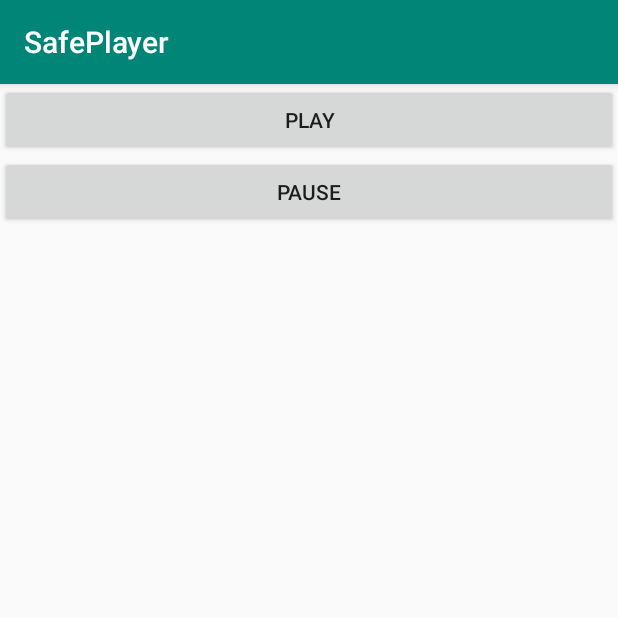
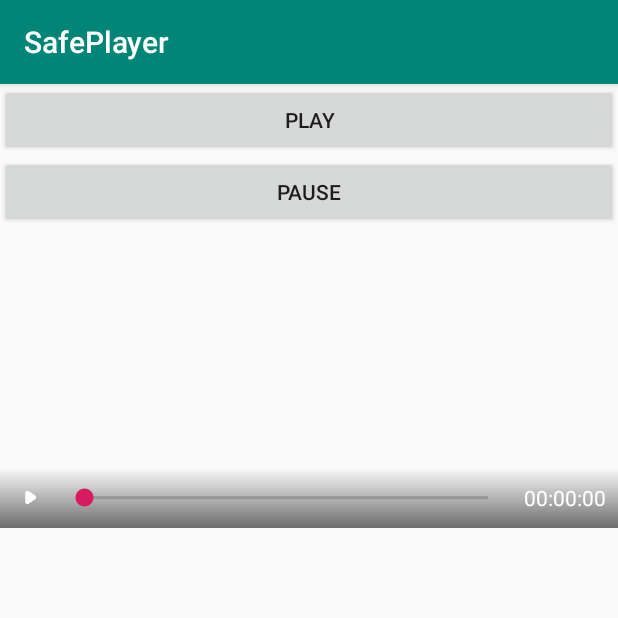
Before and after one commit to RodZhang/PlayerWrapper, an Android app: the screen it shows after launch (MainActivity), on a phone screen of 412 x 824 dp, the top half of it. Run offline under Robolectric (Android 15) with nearby library versions, the phone set to English and light mode, and no system bars.

Commit message:
implement UI

```diff
--- a/app/src/main/AndroidManifest.xml
+++ b/app/src/main/AndroidManifest.xml
@@ -13,7 +13,8 @@
         android:roundIcon="@mipmap/ic_launcher_round"
         android:supportsRtl="true"
         android:theme="@style/AppTheme">
-        <activity android:name=".MainActivity">
+        <activity android:name=".MainActivity"
+            android:screenOrientation="portrait">
             <intent-filter>
                 <action android:name="android.intent.action.MAIN" />
                 <category android:name="android.intent.category.LAUNCHER" />
--- /dev/null
+++ b/app/src/main/res/drawable/bg_control_bar.xml
@@ -0,0 +1,9 @@
+<?xml version="1.0" encoding="utf-8"?>
+<shape xmlns:android="http://schemas.android.com/apk/res/android"
+    android:shape="rectangle">
+
+    <gradient
+        android:angle="270"
+        android:endColor="#90000000"
+        android:startColor="#00000000" />
+</shape>
--- a/app/src/main/res/layout/activity_main.xml
+++ b/app/src/main/res/layout/activity_main.xml
@@ -8,17 +8,32 @@
         android:id="@+id/btn_play"
         android:layout_width="match_parent"
         android:layout_height="wrap_content"
-        android:text="play"/>
+        android:text="play" />
 
     <Button
         android:id="@+id/btn_pause"
         android:layout_width="match_parent"
         android:layout_height="wrap_content"
-        android:text="pause"/>
+        android:text="pause" />
 
     <FrameLayout
         android:id="@+id/video_container"
         android:layout_width="match_parent"
-        android:layout_height="200dp"/>
+        android:layout_height="200dp">
+
+        <ProgressBar
+            android:id="@+id/loading_view"
+            style="@style/Widget.AppCompat.ProgressBar"
+            android:layout_width="wrap_content"
+            android:layout_height="wrap_content"
+            android:layout_gravity="center"
+            android:visibility="gone" />
+
+        <include
+            layout="@layout/media_control_bar"
+            android:layout_width="match_parent"
+            android:layout_height="wrap_content"
+            android:layout_gravity="bottom" />
+    </FrameLayout>
 
 </LinearLayout>
--- /dev/null
+++ b/app/src/main/res/layout/media_control_bar.xml
@@ -0,0 +1,30 @@
+<?xml version="1.0" encoding="utf-8"?>
+<LinearLayout xmlns:android="http://schemas.android.com/apk/res/android"
+    android:layout_width="match_parent"
+    android:layout_height="wrap_content"
+    android:background="@drawable/bg_control_bar"
+    android:gravity="center_vertical"
+    android:orientation="horizontal">
+
+    <ImageView
+        android:id="@+id/play_btn"
+        android:layout_width="wrap_content"
+        android:layout_height="wrap_content"
+        android:padding="12dp"
+        android:src="@mipmap/ic_play" />
+
+    <androidx.appcompat.widget.AppCompatSeekBar
+        android:id="@+id/seek_bar"
+        android:layout_width="0dp"
+        android:layout_height="wrap_content"
+        android:layout_weight="1" />
+
+    <TextView
+        android:id="@+id/duration"
+        android:layout_width="wrap_content"
+        android:layout_height="wrap_content"
+        android:layout_marginLeft="8dp"
+        android:layout_marginRight="8dp"
+        android:text="00:00:00"
+        android:textColor="@android:color/white" />
+</LinearLayout>
--- a/library/src/main/java/com/rod/BasePlayer.java
+++ b/library/src/main/java/com/rod/BasePlayer.java
@@ -92,9 +92,9 @@ public abstract class BasePlayer implements PlayerUserInterface, PlayerOperation
         }
     }
 
-    protected void dispatchOnProgressChanged(int curPos, int totalPos) {
+    protected void dispatchOnProgressChanged(int curPos, int bufferedPercent, int totalPos) {
         for (OnProgressChangeListener listener : mProgressListenerList) {
-            listener.onProgressChange(curPos, totalPos);
+            listener.onProgressChange(curPos, bufferedPercent, totalPos);
         }
     }
 }
--- a/library/src/main/java/com/rod/PlayerUserInterface.java
+++ b/library/src/main/java/com/rod/PlayerUserInterface.java
@@ -33,4 +33,10 @@ public interface PlayerUserInterface {
     void pause();
 
     void release();
+
+    boolean isPlaying();
+
+    void onStartSeek();
+
+    void onEndSeek(int progress);
 }
--- a/library/src/main/java/com/rod/listener/OnProgressChangeListener.java
+++ b/library/src/main/java/com/rod/listener/OnProgressChangeListener.java
@@ -6,5 +6,5 @@ package com.rod.listener;
  */
 public interface OnProgressChangeListener {
 
-    void onProgressChange(int curPos, int totalDuration);
+    void onProgressChange(int curPos, int bufferedPercent, int totalDuration);
 }
--- a/library/src/main/java/com/rod/state/BaseState.java
+++ b/library/src/main/java/com/rod/state/BaseState.java
@@ -34,4 +34,9 @@ class BaseState implements State {
     public void release(StateContext stateContext) {
         stateContext.callPlayerRelease();
     }
+
+    @Override
+    public void seekTo(StateContext stateContext, int targetProgress) {
+        stateContext.callPlayerSeekTo(targetProgress);
+    }
 }
--- a/library/src/main/java/com/rod/state/PreparedState.java
+++ b/library/src/main/java/com/rod/state/PreparedState.java
@@ -6,7 +6,7 @@ import androidx.annotation.NonNull;
  * @author Rod
  * @date 2020/3/28
  */
-class PreparedState extends BaseState {
+public class PreparedState extends BaseState {
     @Override
     public void setSource(StateContext stateContext, String url) {
     }
--- a/library/src/main/java/com/rod/state/State.java
+++ b/library/src/main/java/com/rod/state/State.java
@@ -16,4 +16,6 @@ public interface State {
     void pause(StateContext stateContext);
 
     void release(StateContext stateContext);
+
+    void seekTo(StateContext stateContext, int targetProgress);
 }
--- a/library/src/main/java/com/rod/videohost/BaseVideoHost.java
+++ b/library/src/main/java/com/rod/videohost/BaseVideoHost.java
@@ -1,8 +1,9 @@
 package com.rod.videohost;
 
-import androidx.annotation.NonNull;
 import android.view.View;
 import android.view.ViewGroup;
+
+import androidx.annotation.NonNull;
 
 import com.rod.Utils;
 
@@ -19,7 +20,7 @@ public abstract class BaseVideoHost implements VideoHost {
             return;
         }
         Utils.removeFromParent(videoHost);
-        container.addView(videoHost);
+        container.addView(videoHost, 0);
 
         ViewGroup.LayoutParams layoutParams = videoHost.getLayoutParams();
         layoutParams.width = ViewGroup.LayoutParams.MATCH_PARENT;
```
Also changed, not shown: app/src/main/java/com/rod/playerwrapper/MainActivity.kt (+76 -8 lines), library/src/main/java/com/rod/command/SeekTo.java (added, +26 -0 lines), library/src/main/java/com/rod/mediaplayerwrapper/SafeMediaPlayer.java (+48 -1 lines), library/src/main/java/com/rod/state/StateContext.java (+29 -2 lines), app/src/main/res/mipmap-xxhdpi/ic_pause.png (added), app/src/main/res/mipmap-xxhdpi/ic_play.png (added).
